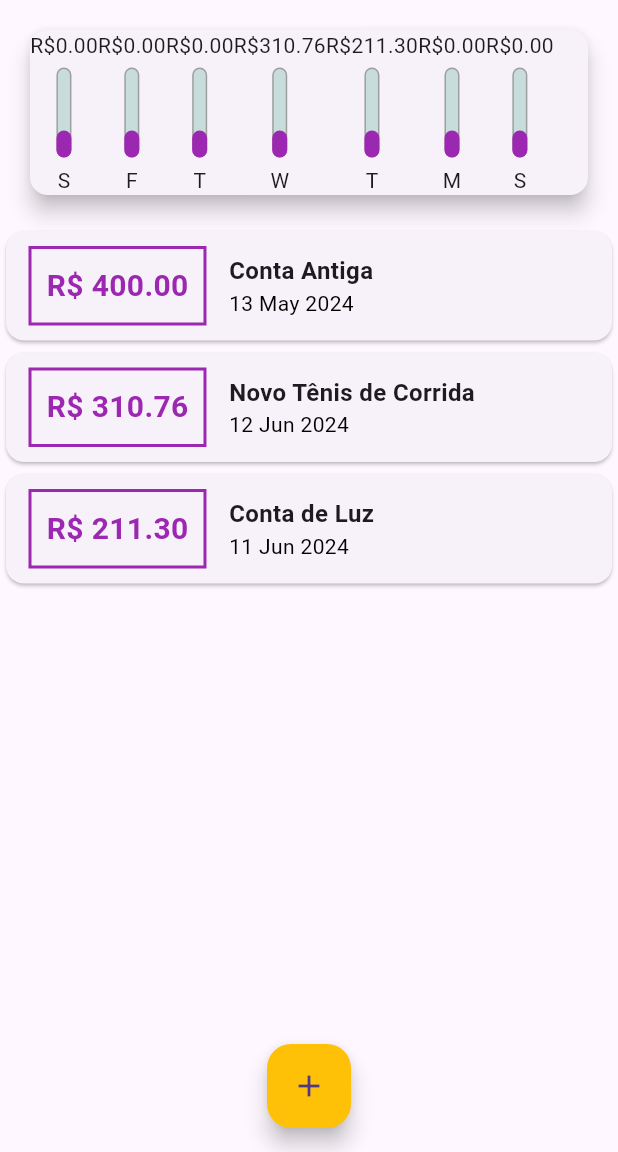
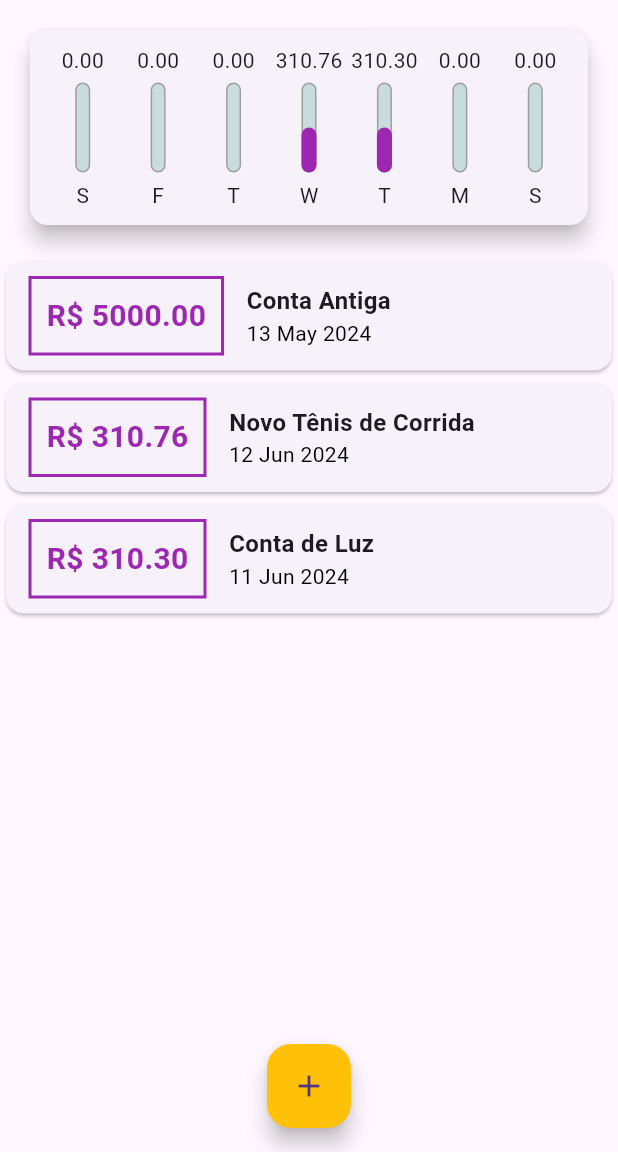
Before and after one commit to jessealvessilva/expenses, a Flutter app: the screen it shows after launch, on a phone screen of 412 x 824 dp, the part 84-1236 px from its top. Run offline on Flutter 3.47's test engine with Material 3 defaults, Android fonts, the phone set to English and light mode, and no system bars; missing offline and left inert: dart:ffi; Roboto replaces fonts that are missing (OpenSans).

Commit message:
Últimas melhorias

```diff
--- a/lib/components/chart.dart
+++ b/lib/components/chart.dart
@@ -38,20 +38,33 @@ class Chart extends StatelessWidget {
     });
   }
 
+  double get _weekTotalValue {
+    return groupedTransactions.fold(0.0, (sum, tr) {
+      return sum + (tr['value'] as double);
+    });
+  }
+
   @override
   Widget build(BuildContext context) {
     groupedTransactions;
     return Card(
       elevation: 6,
       margin: EdgeInsets.all(20),
+      child: Padding(
+        padding: EdgeInsets.all(10),
         child: Row(
+          mainAxisAlignment: MainAxisAlignment.spaceAround,
           children: groupedTransactions.map((tr) {
-          return ChartBar(
+            return Flexible(
+              fit: FlexFit.tight,
+              child: ChartBar(
                 label: tr['day'] as String,
                 value: tr['value'] as double,
-            percentage: 0.3,
+                percentage: (tr['value'] as double) / _weekTotalValue,
+              ),
             );
           }).toList(),
+        ),
       ),
     );
   }
--- a/lib/components/chart_bar.dart
+++ b/lib/components/chart_bar.dart
@@ -18,7 +18,7 @@ class ChartBar extends StatelessWidget {
   Widget build(BuildContext context) {
     return Column(
       children: [
-        Text('R\$${this.value.toStringAsFixed(2)}'),
+        FittedBox(child: Text('${this.value.toStringAsFixed(2)}')),
         SizedBox(
           height: 5,
         ),
--- a/lib/main.dart
+++ b/lib/main.dart
@@ -61,7 +61,7 @@ class _MyHomePageState extends State<MyHomePage> {
     Transaction(
         id: 't0',
         title: 'Conta Antiga',
-        value: 400.00,
+        value: 5000.00,
         date: DateTime.now().subtract(Duration(days: 33))),
     Transaction(
         id: 't1',
@@ -71,7 +71,7 @@ class _MyHomePageState extends State<MyHomePage> {
     Transaction(
       id: 't2',
       title: 'Conta de Luz',
-      value: 211.30,
+      value: 310.30,
       date: DateTime.now().subtract(Duration(days: 4)),
     ),
   ];
```
Lines whose indentation alone changed are shown as unchanged.
